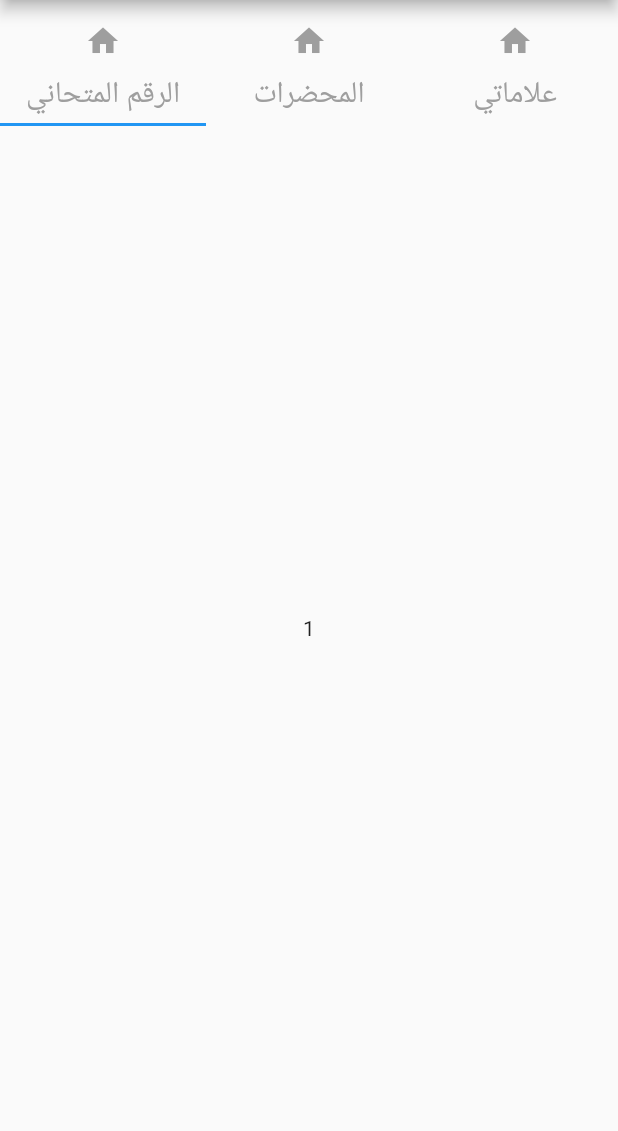
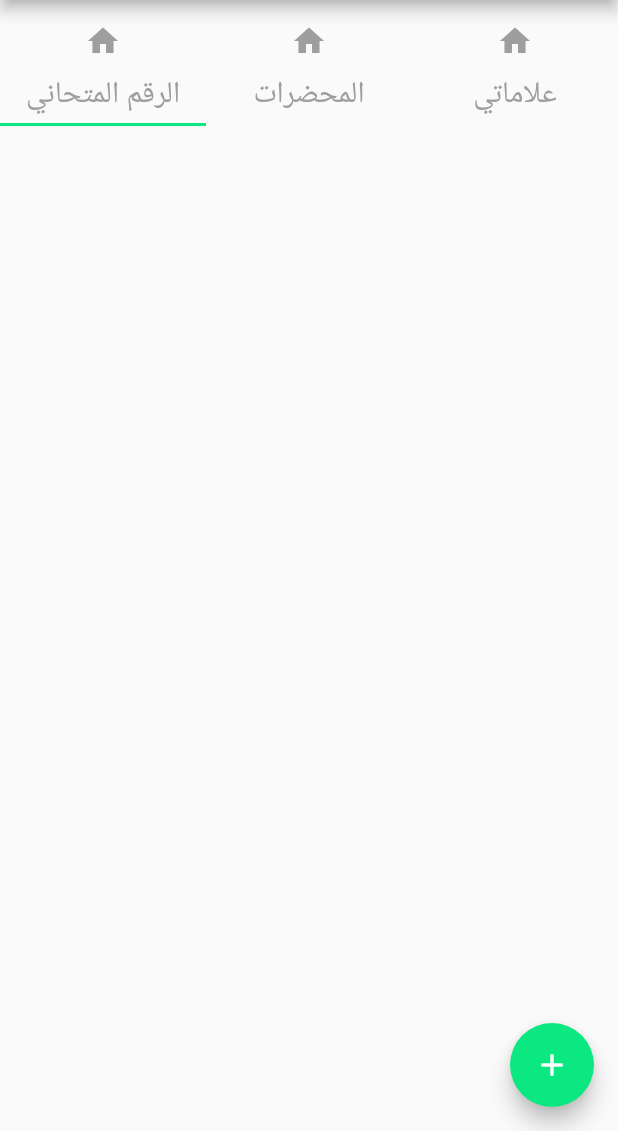
Before and after one commit to tonybotros1/my_university_assistant, a Flutter app: the screen it shows after launch, on a phone screen of 412 x 824 dp, the part 105-1236 px from its top. Run offline on Flutter 3.47's test engine with Material 2 defaults, Android fonts, the light colour scheme and no system bars; our stand-ins replace get, google_fonts.

Commit message:
more changes

```diff
--- /dev/null
+++ b/lib/screens/main_screens/exam_number_screen.dart
@@ -0,0 +1,17 @@
+import 'package:flutter/material.dart';
+import 'package:my_university_assistant/consts.dart';
+
+class ExamNumber extends StatelessWidget {
+  const ExamNumber({super.key});
+
+  @override
+  Widget build(BuildContext context) {
+    return Scaffold(
+      floatingActionButton: FloatingActionButton(
+        onPressed: () {},
+        backgroundColor: appBarColor,
+        child: const Icon(Icons.add),
+      ),
+    );
+  }
+}
--- a/lib/screens/main_screens/main_screen.dart
+++ b/lib/screens/main_screens/main_screen.dart
@@ -1,6 +1,7 @@
 import 'package:flutter/material.dart';
 
 import '../../consts.dart';
+import 'exam_number_screen.dart';
 
 class MainScreen extends StatelessWidget {
   const MainScreen({super.key});
@@ -24,7 +25,10 @@ class MainScreen extends StatelessWidget {
               const SizedBox(
                 height: 10,
               ),
-              TabBar(tabs: [
+              TabBar(
+                  // isScrollable: true,
+                  indicatorColor: appBarColor,
+                  tabs: [
                     Tab(
                       icon: const Icon(
                         Icons.home,
@@ -61,7 +65,7 @@ class MainScreen extends StatelessWidget {
               const Expanded(
                   child: TabBarView(children: [
                 Center(
-                  child: Text('1'),
+                  child: ExamNumber(),
                 ),
                 Center(
                   child: Text('2'),
```
Lines whose indentation alone changed are shown as unchanged.
